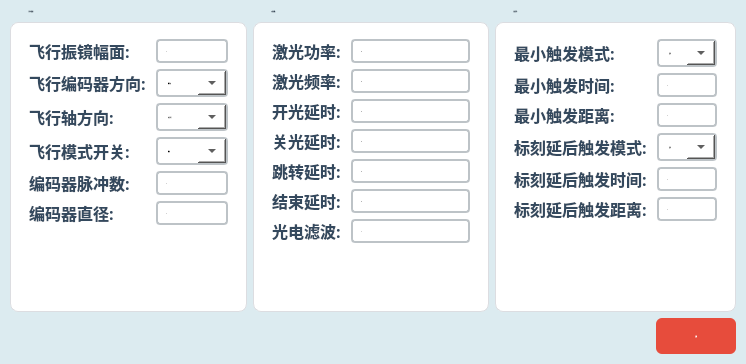
Old version of the form librecad/src/OCRdemo/Jgadmin.ui in the repository Hcj1108/Librecad_AFP5000.
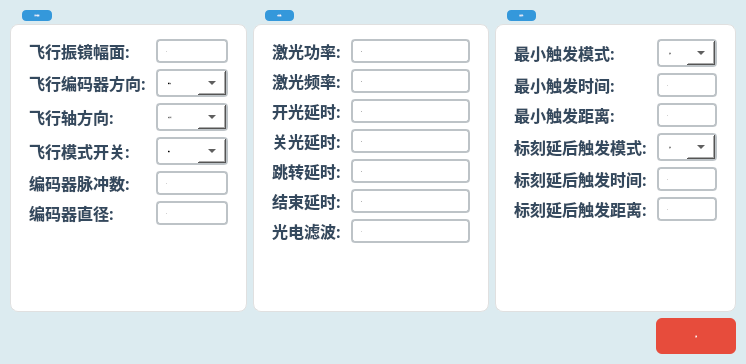
New version of the form. Icons and pictures are not drawn.

The edit to the form file:
```diff
--- a/librecad/src/OCRdemo/Jgadmin.ui
+++ b/librecad/src/OCRdemo/Jgadmin.ui
@@ -49,8 +49,8 @@
         </font>
        </property>
        <property name="styleSheet">
-        <string notr="true">QGroupBox{font: bold 14px &quot;Microsoft YaHei&quot;; color: #2c3e50; border: 1px solid #dcdde1; border-radius: 8px; margin-top: 12px; padding-top: 16px; background: #ffffff;}
-QGroupBox::title{subcontrol-origin: margin; left: 12px; padding: 0 6px;}</string>
+        <string notr="true">QGroupBox{font: bold 14px &quot;Microsoft YaHei&quot;; color: #2c3e50; border: 1px solid #e0e0e0; border-radius: 8px; margin-top: 14px; padding-top: 18px; background: #ffffff;}
+QGroupBox::title{subcontrol-origin: margin; left: 12px; padding: 4px 12px; background: #3498db; color: white; border-radius: 4px;}</string>
        </property>
        <property name="title">
         <string>流水线设置</string>
@@ -337,8 +337,8 @@
         </font>
        </property>
        <property name="styleSheet">
-        <string notr="true">QGroupBox{font: bold 14px &quot;Microsoft YaHei&quot;; color: #2c3e50; border: 1px solid #dcdde1; border-radius: 8px; margin-top: 12px; padding-top: 16px; background: #ffffff;}
-QGroupBox::title{subcontrol-origin: margin; left: 12px; padding: 0 6px;}</string>
+        <string notr="true">QGroupBox{font: bold 14px &quot;Microsoft YaHei&quot;; color: #2c3e50; border: 1px solid #e0e0e0; border-radius: 8px; margin-top: 14px; padding-top: 18px; background: #ffffff;}
+QGroupBox::title{subcontrol-origin: margin; left: 12px; padding: 4px 12px; background: #3498db; color: white; border-radius: 4px;}</string>
        </property>
        <property name="title">
         <string>喷码参数</string>
@@ -663,8 +663,8 @@
         </font>
        </property>
        <property name="styleSheet">
-        <string notr="true">QGroupBox{font: bold 14px &quot;Microsoft YaHei&quot;; color: #2c3e50; border: 1px solid #dcdde1; border-radius: 8px; margin-top: 12px; padding-top: 16px; background: #ffffff;}
-QGroupBox::title{subcontrol-origin: margin; left: 12px; padding: 0 6px;}</string>
+        <string notr="true">QGroupBox{font: bold 14px &quot;Microsoft YaHei&quot;; color: #2c3e50; border: 1px solid #e0e0e0; border-radius: 8px; margin-top: 14px; padding-top: 18px; background: #ffffff;}
+QGroupBox::title{subcontrol-origin: margin; left: 12px; padding: 4px 12px; background: #3498db; color: white; border-radius: 4px;}</string>
        </property>
        <property name="title">
         <string>触发优化</string>
```
